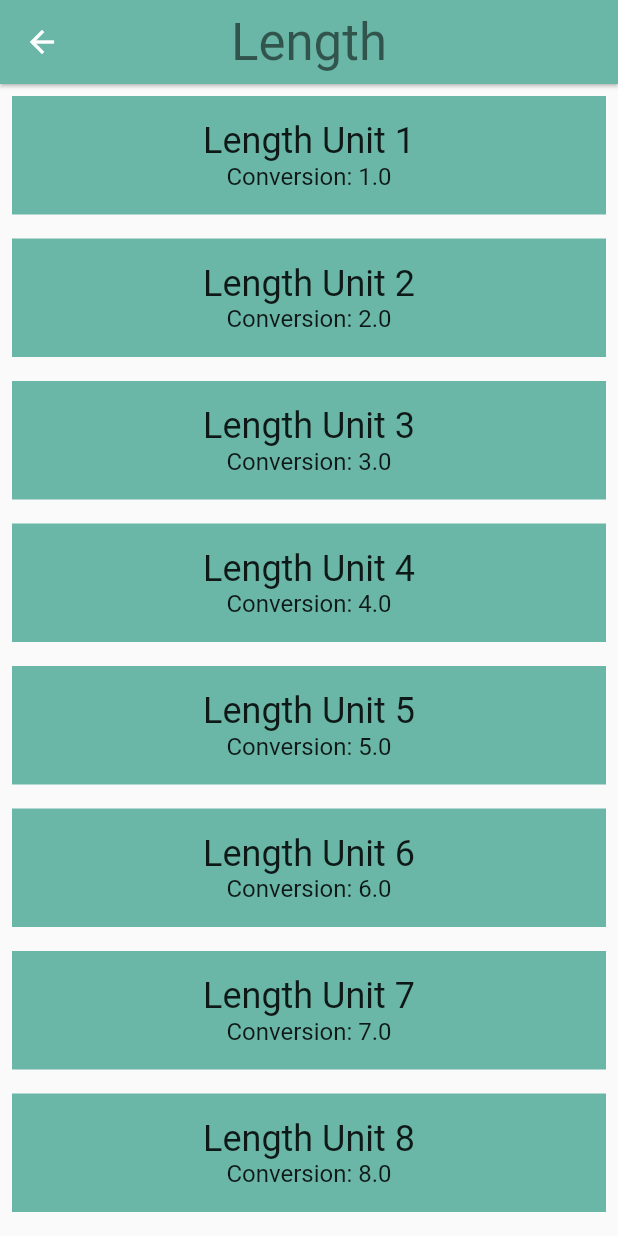
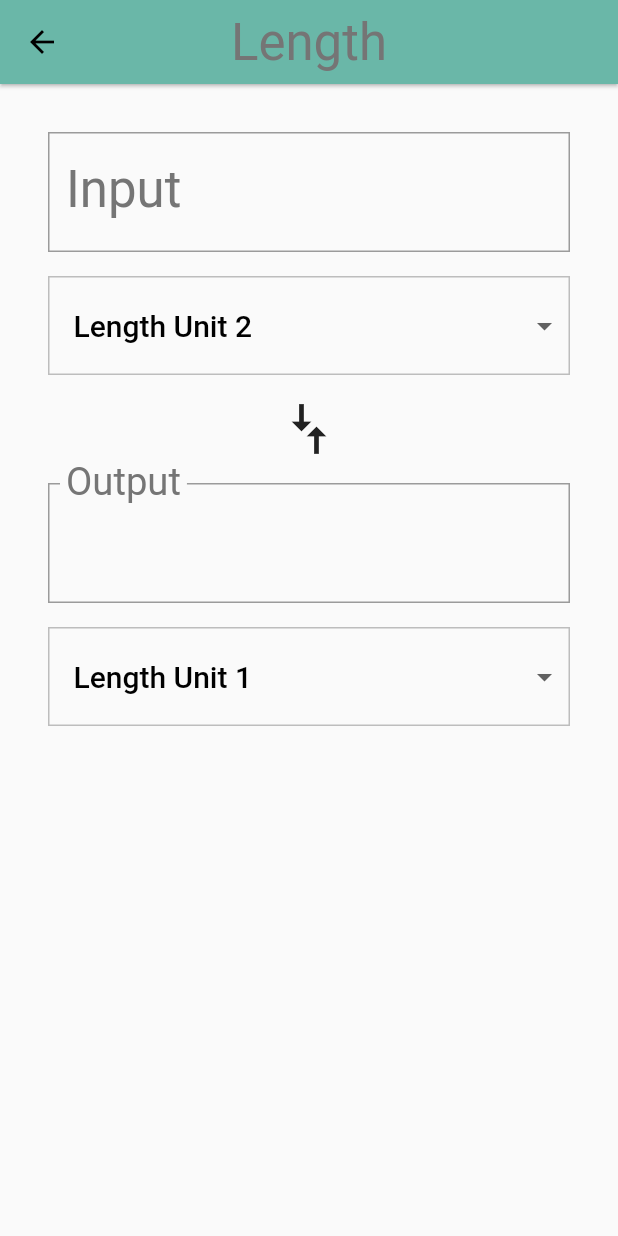
Before and after one commit to danwulff/udacity-build_native_mobile_apps_with_flutter, a Flutter app: the screen it shows after launch, after a tap on "Length", on a phone screen of 412 x 824 dp. Run offline on Flutter 3.47's test engine with Material 2 defaults, Android fonts, the phone set to English and light mode, and no system bars.

Commit message:
add interactivity

```diff
--- a/lib/converter_screen.dart
+++ b/lib/converter_screen.dart
@@ -38,12 +38,46 @@ class ConverterScreen extends StatefulWidget {
 }
 
 class _ConverterScreenState extends State<ConverterScreen> {
-  // TODO: Set some variables, such as for keeping track of the user's input
-  // value and units
+  Unit _fromValue;
+  Unit _toValue;
+  double _inputValue;
+  String _convertedValue = '';
+  List<DropdownMenuItem> _unitMenuItems;
+  bool _showValidationError = false;
 
-  // TODO: Determine whether you need to override anything, such as initState()
+  @override
+  void initState() {
+    super.initState();
+    _createDropdownMenuItems();
+    _setDefaults();
+  }
 
-  // TODO: Add other helper functions. We've given you one, _format()
+  /// Creates fresh list of [DropdownMenuItem] widgets, given a list of [Unit]s.
+  void _createDropdownMenuItems() {
+    var newItems = <DropdownMenuItem>[];
+    for (var unit in widget.units) {
+      newItems.add(DropdownMenuItem(
+        value: unit.name,
+        child: Container(
+          child: Text(
+            unit.name,
+            softWrap: true,
+          ),
+        ),
+      ));
+    }
+    setState(() {
+      _unitMenuItems = newItems;
+    });
+  }
+
+  /// Sets the default values for the 'from' and 'to' [Dropdown]s.
+  void _setDefaults() {
+    setState(() {
+      _fromValue = widget.units[0];
+      _toValue = widget.units[1];
+    });
+  }
 
   /// Clean up conversion; trim trailing zeros, e.g. 5.500 -> 5.5, 10.0 -> 10
   String _format(double conversion) {
@@ -61,41 +95,167 @@ class _ConverterScreenState extends State<ConverterScreen> {
     return outputNum;
   }
 
+  void _updateConversion() {
+    setState(() {
+      _convertedValue =
+          _format(_inputValue * (_toValue.conversion / _fromValue.conversion));
+    });
+  }
+
+  void _updateInputValue(String input) {
+    setState(() {
+      if (input == null || input.isEmpty) {
+        _convertedValue = '';
+      } else {
+        // Even though we are using the numerical keyboard, we still have to check
+        // for non-numerical input such as '5..0' or '6 -3'
+        try {
+          final inputDouble = double.parse(input);
+          _showValidationError = false;
+          _inputValue = inputDouble;
+          _updateConversion();
+        } on Exception catch (e) {
+          print('Error: $e');
+          _showValidationError = true;
+        }
+      }
+    });
+  }
+
+  Unit _getUnit(String unitName) {
+    return widget.units.firstWhere(
+      (Unit unit) {
+        return unit.name == unitName;
+      },
+      orElse: null,
+    );
+  }
+
+  void _updateFromConversion(dynamic unitName) {
+    setState(() {
+      _fromValue = _getUnit(unitName);
+    });
+    if (_inputValue != null) {
+      _updateConversion();
+    }
+  }
+
+  void _updateToConversion(dynamic unitName) {
+    setState(() {
+      _toValue = _getUnit(unitName);
+    });
+    if (_inputValue != null) {
+      _updateConversion();
+    }
+  }
+
+  Widget _createDropdown(String currentValue, ValueChanged<dynamic> onChanged) {
+    return Container(
+      margin: EdgeInsets.only(top: 16.0),
+      decoration: BoxDecoration(
+        // This sets the color of the [DropdownButton] itself
+        color: Colors.grey[50],
+        border: Border.all(
+          color: Colors.grey[400],
+          width: 1.0,
+        ),
+      ),
+      padding: EdgeInsets.symmetric(vertical: 8.0),
+      child: Theme(
+        // This sets the color of the [DropdownMenuItem]
+        data: Theme.of(context).copyWith(
+          canvasColor: Colors.grey[50],
+        ),
+        child: DropdownButtonHideUnderline(
+          child: ButtonTheme(
+            alignedDropdown: true,
+            child: DropdownButton(
+              value: currentValue,
+              items: _unitMenuItems,
+              onChanged: onChanged,
+              style: Theme.of(context).textTheme.title,
+            ),
+          ),
+        ),
+      ),
+    );
+  }
+
   @override
   Widget build(BuildContext context) {
-    // TODO: Create the 'input' group of widgets. This is a Column that
-    // includes the input value, and 'from' unit [Dropdown].
+    final input = Padding(
+      padding: _padding,
+      child: Column(
+        crossAxisAlignment: CrossAxisAlignment.stretch,
+        children: [
+          // This is the widget that accepts text input. In this case, it
+          // accepts numbers and calls the onChanged property on update.
+          // You can read more about it here: https://flutter.io/text-input
+          TextField(
+            style: Theme.of(context).textTheme.display1,
+            decoration: InputDecoration(
+              labelStyle: Theme.of(context).textTheme.display1,
+              errorText: _showValidationError ? 'Invalid number entered' : null,
+              labelText: 'Input',
+              border: OutlineInputBorder(
+                borderRadius: BorderRadius.circular(0.0),
+              ),
+            ),
+            // Since we only want numerical input, we use a number keyboard. There
+            // are also other keyboards for dates, emails, phone numbers, etc.
+            keyboardType: TextInputType.number,
+            onChanged: _updateInputValue,
+          ),
+          _createDropdown(_toValue.name, _updateToConversion),
+        ],
+      ),
+    );
 
-    // TODO: Create a compare arrows icon.
+    final arrows = RotatedBox(
+      quarterTurns: 1,
+      child: Icon(
+        Icons.compare_arrows,
+        size: 40.0,
+      ),
+    );
 
     // TODO: Create the 'output' group of widgets. This is a Column that
     // includes the output value, and 'to' unit [Dropdown].
+    final output = Padding(
+      padding: _padding,
+      child: Column(
+        crossAxisAlignment: CrossAxisAlignment.stretch,
+        children: [
+          InputDecorator(
+            child: Text(
+              _convertedValue,
+              style: Theme.of(context).textTheme.display1,
+            ),
+            decoration: InputDecoration(
+              labelText: 'Output',
+              labelStyle: Theme.of(context).textTheme.display1,
+              border: OutlineInputBorder(
+                borderRadius: BorderRadius.circular(0.0),
+              ),
+            ),
+          ),
+          _createDropdown(_fromValue.name, _updateFromConversion),
+        ],
+      ),
+    );
 
-    // TODO: Return the input, arrows, and output widgets, wrapped in a Column.
+    final converter = Column(
+      crossAxisAlignment: CrossAxisAlignment.stretch,
+      children: [
+        input,
+        arrows,
+        output,
+      ],
+    );
 
-    // TODO: Delete the below placeholder code.
-    final unitWidgets = widget.units.map((Unit unit) {
-      return Container(
-        color: widget.color,
-        margin: EdgeInsets.all(8.0),
-        padding: EdgeInsets.all(16.0),
-        child: Column(
-          children: <Widget>[
-            Text(
-              unit.name,
-              style: Theme.of(context).textTheme.headline,
-            ),
-            Text(
-              'Conversion: ${unit.conversion}',
-              style: Theme.of(context).textTheme.subhead,
-            ),
-          ],
-        ),
-      );
-    }).toList();
-
-    return ListView(
-      children: unitWidgets,
+    return Padding(
+      padding: _padding,
+      child: converter,
     );
   }
 }
--- a/lib/main.dart
+++ b/lib/main.dart
@@ -8,7 +8,7 @@ import 'package:flutter/material.dart';
 // You can use a relative import, i.e. `import 'category_route.dart;'` or
 // a package import, as shown below.
 // More details at http://dart-lang.github.io/linter/lints/avoid_relative_lib_imports.html
-import 'package:hello_rectangle/category_screen.dart';
+import 'category_screen.dart';
 
 /// The function that is called when main.dart is run.
 void main() {
@@ -25,7 +25,15 @@ class UnitConverterApp extends StatelessWidget {
     return MaterialApp(
       debugShowCheckedModeBanner: false,
       title: 'Unit Converter',
-      // TODO: Fill out the theme parameter
+      theme: ThemeData(
+        textTheme: Theme.of(context).textTheme.apply(
+              bodyColor: Colors.black,
+              displayColor: Colors.grey[600],
+            ),
+        // This colors the [InputOutlineBorder] when it is selected
+        primaryColor: Colors.grey[500],
+        textSelectionHandleColor: Colors.green[500],
+      ),
       home: CategoryScreen(),
     );
   }
```
